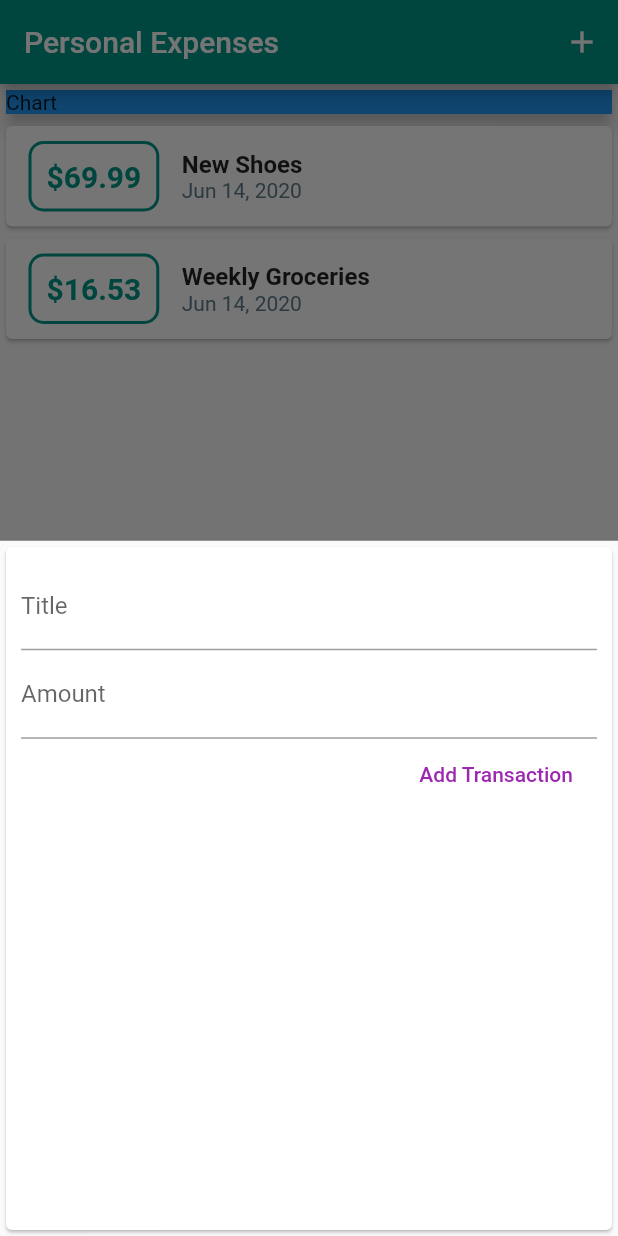
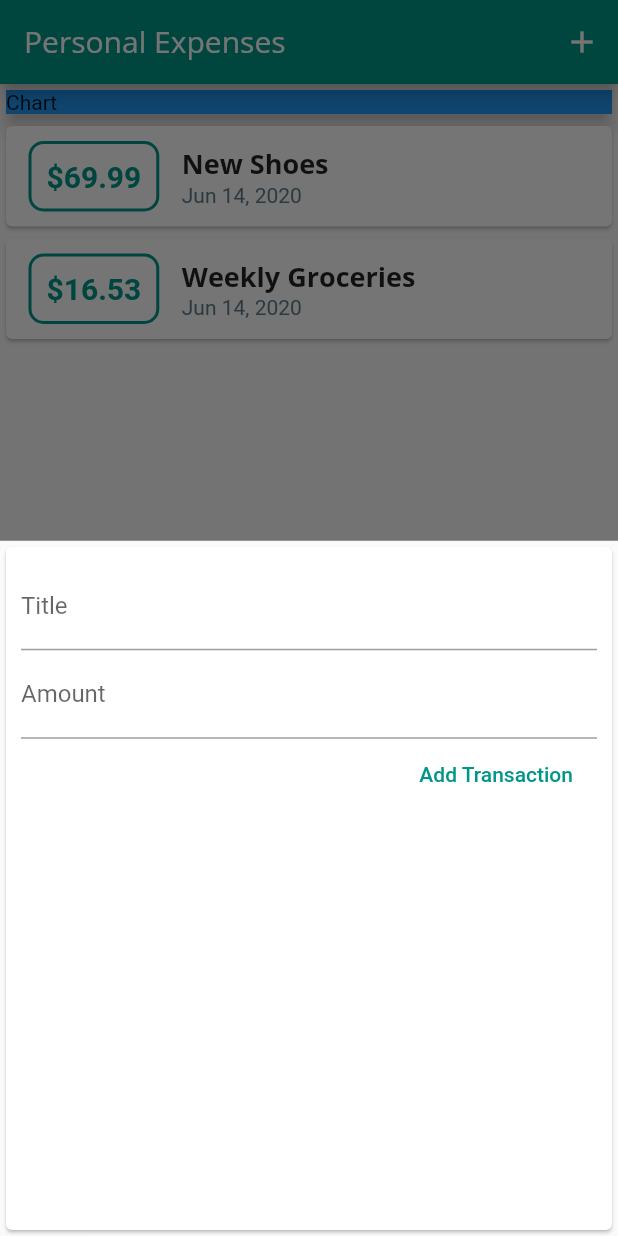
Before and after one commit to giacomoferlaino/flutter-expense-planner, a Flutter app: the screen it shows after launch, after a tap on the "add" icon, on a phone screen of 412 x 824 dp. Run offline on Flutter 3.47's test engine with Material 2 defaults, Android fonts, the phone set to English and light mode, and no system bars.

Commit message:
feat: Added new application wide fonts

```diff
--- a/lib/main.dart
+++ b/lib/main.dart
@@ -9,7 +9,7 @@ void main() {
 }
 
 class MyApp extends StatelessWidget {
-  final String _title = "Personal Expenses";
+  final String _title = 'Personal Expenses';
   // This widget is the root of your application.
   @override
   Widget build(BuildContext context) {
@@ -18,6 +18,22 @@ class MyApp extends StatelessWidget {
       theme: ThemeData(
         primarySwatch: Colors.teal,
         accentColor: Colors.blueGrey,
+        fontFamily: 'Quicksand',
+        textTheme: ThemeData.light().textTheme.copyWith(
+              headline6: TextStyle(
+                fontFamily: 'OpenSans',
+                fontWeight: FontWeight.bold,
+                fontSize: 18,
+              ),
+            ),
+        appBarTheme: AppBarTheme(
+          textTheme: ThemeData.light().textTheme.copyWith(
+                headline6: TextStyle(
+                  fontFamily: 'OpenSans',
+                  fontSize: 20,
+                ),
+              ),
+        ),
         visualDensity: VisualDensity.adaptivePlatformDensity,
       ),
       home: MyHomePage(_title),
--- a/lib/widgets/new_transaction.dart
+++ b/lib/widgets/new_transaction.dart
@@ -59,7 +59,7 @@ class _NewTransactionState extends State<NewTransaction> {
             ),
             FlatButton(
               child: Text('Add Transaction'),
-              textColor: Colors.purple,
+              textColor: Theme.of(context).primaryColor,
               onPressed: _addTransaction,
             )
           ],
--- a/lib/widgets/transaction_list.dart
+++ b/lib/widgets/transaction_list.dart
@@ -43,10 +43,7 @@ class TransactionList extends StatelessWidget {
                   children: <Widget>[
                     Text(
                       _transactions[index].title,
-                      style: TextStyle(
-                        fontSize: 16,
-                        fontWeight: FontWeight.bold,
-                      ),
+                      style: Theme.of(context).textTheme.headline6,
                     ),
                     Text(
                       DateFormat.yMMMd().format(_transactions[index].date),
```
Also changed, not shown: pubspec.yaml (+11 -12 lines), assets/fonts/OpenSans-Bold.ttf (added), assets/fonts/OpenSans-Regular.ttf (added), assets/fonts/Quicksand-Bold.ttf (added), assets/fonts/Quicksand-Light.ttf (added), assets/fonts/Quicksand-Medium.ttf (added), assets/fonts/Quicksand-Regular.ttf (added).
